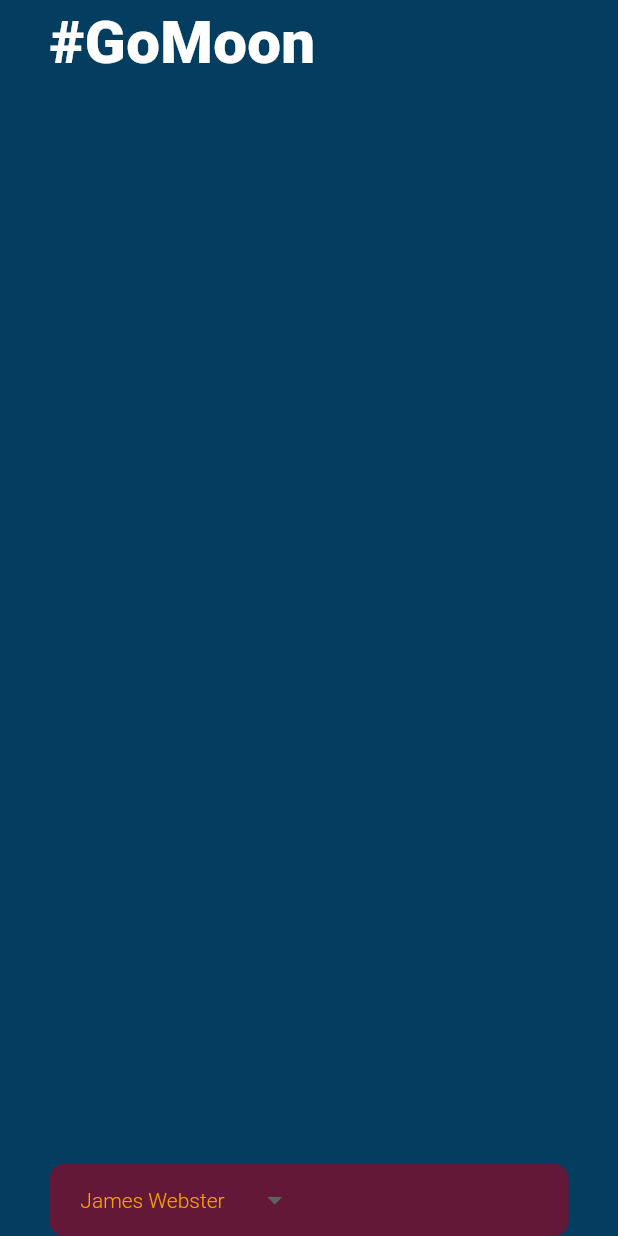
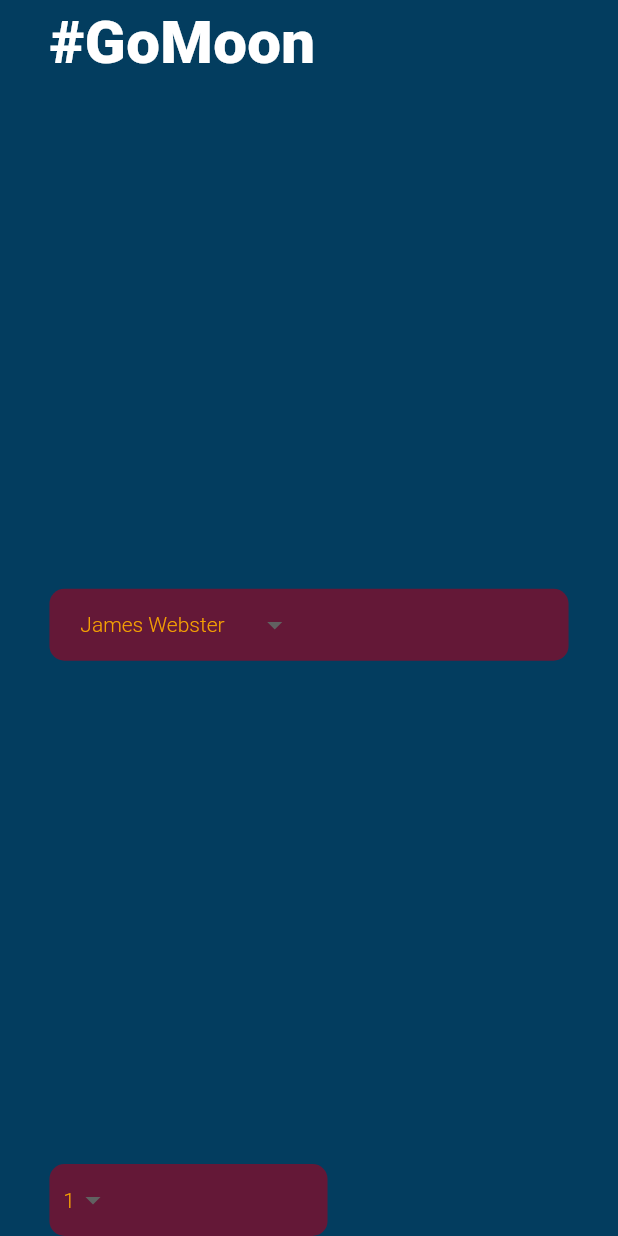
Before and after one commit to CaptainStorm21/flutter-gotomoon, a Flutter app: the screen it shows after launch, on a phone screen of 412 x 824 dp. Run offline on Flutter 3.47's test engine with Material 3 defaults, Android fonts, the phone set to English and light mode, and no system bars.

Commit message:
created 2 reusuable widgets

```diff
--- a/lib/pages/home_page.dart
+++ b/lib/pages/home_page.dart
@@ -1,4 +1,5 @@
 import 'package:flutter/material.dart';
+import 'package:flutter_gotomoon/widgets/custom_dropdown_button.dart';
 // ignore_for_file: must_be_immutable
 
 class HomePage extends StatelessWidget {
@@ -28,7 +29,11 @@ class HomePage extends StatelessWidget {
         mainAxisAlignment: MainAxisAlignment.spaceBetween,
         mainAxisSize: MainAxisSize.min,
         crossAxisAlignment: CrossAxisAlignment.start,
-        children: [_pageTitle(), _destinationDropDownWidget()],
+        children: [
+          _pageTitle(),
+          _destinationDropDownWidget(),
+          _travellersInformationWidget()
+        ],
       ),
     )));
   }
@@ -57,35 +62,21 @@ class HomePage extends StatelessWidget {
   }
 
   Widget _destinationDropDownWidget() {
-    List<String> _items = [
+    return CustomDropDownButtonClass(
+      values: const [
       'James Webster',
       'Marine Lunarscope',
-    ];
-    return Container(
-      width: _deviceWidth,
-      padding: EdgeInsets.symmetric(
-        horizontal: _deviceWidth * .05
-      ),
-      decoration: BoxDecoration(
-          color: const Color.fromRGBO(100, 24, 55, 1.0),
-          borderRadius: BorderRadius.circular(10)),
-      child: DropdownButton(
-        value: _items.first,
-        onChanged: (_) {},
-        items: _items.map(
-          (e) {
-            return DropdownMenuItem(
-              value: e,
-              child: Text(e),
-            );
-          },
-        ).toList(),
-        underline: Container(),
-        dropdownColor: Color.fromARGB(255, 10, 0, 34),
-        style: const TextStyle(
-            fontWeight: FontWeight.w300,
-            color: Color.fromARGB(255, 244, 160, 3)),
-      ),
-    );
+    ], width: _deviceWidth);
+
+  }
+
+    Widget _travellersInformationWidget() {
+    return CustomDropDownButtonClass(values: const [
+      '1',
+      '2',
+      '3',
+      '4',
+      '5'
+    ], width: _deviceWidth* 0.45);
   }
 }
--- /dev/null
+++ b/lib/widgets/custom_dropdown_button.dart
@@ -0,0 +1,39 @@
+import 'package:flutter/material.dart';
+
+class CustomDropDownButtonClass extends StatelessWidget {
+  List<String> values;
+  double width;
+
+  CustomDropDownButtonClass({
+    required this.values,
+    required this.width
+  });
+
+  @override
+  Widget build(BuildContext context) {
+        return Container(
+      width: width,
+      padding: EdgeInsets.symmetric(horizontal: width * .05),
+      decoration: BoxDecoration(
+          color: const Color.fromRGBO(100, 24, 55, 1.0),
+          borderRadius: BorderRadius.circular(10)),
+      child: DropdownButton(
+        value: values.first,
+        onChanged: (_) {},
+        items: values.map(
+          (e) {
+            return DropdownMenuItem(
+              value: e,
+              child: Text(e),
+            );
+          },
+        ).toList(),
+        underline: Container(),
+        dropdownColor: Color.fromARGB(255, 10, 0, 34),
+        style: const TextStyle(
+            fontWeight: FontWeight.w300,
+            color: Color.fromARGB(255, 244, 160, 3)),
+      ),
+    );
+  }
+}
```
